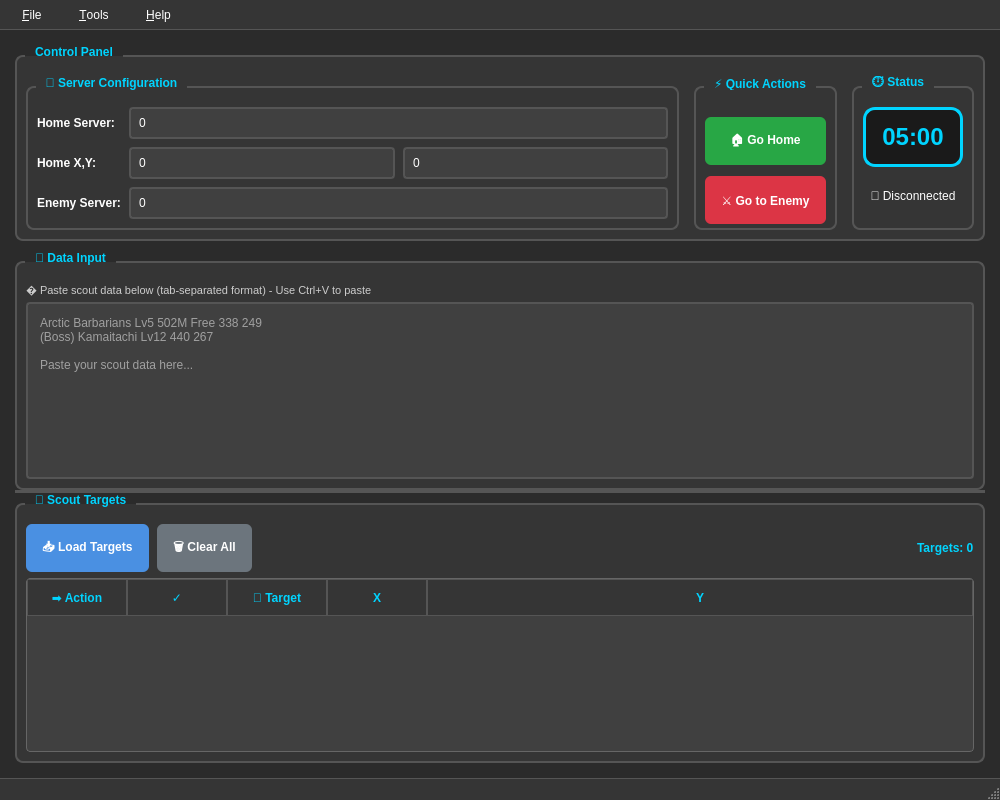
First picture: the form in iScoutToolModern.ui, repository wldfyre/iScoutTool, before the edit.
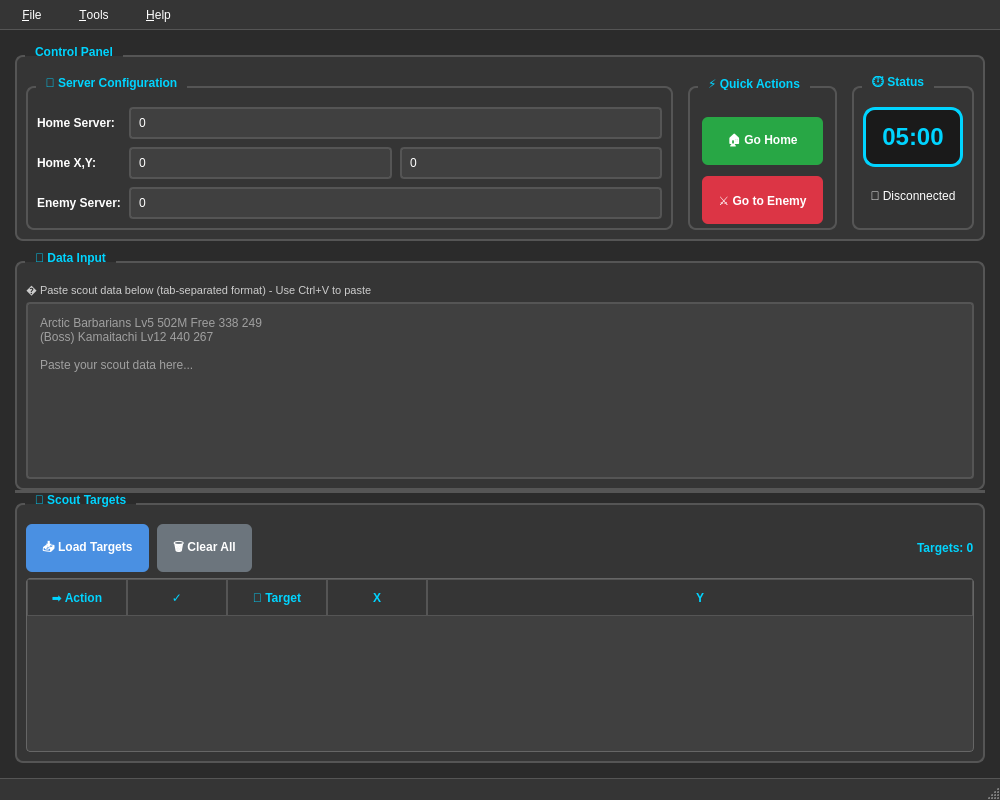
Second picture: the form after the edit.

Commit message: Removed  attempt at adding 'Reset' button, which was determined to not be needed

Patch:
```diff
--- a/iScoutToolModern.ui
+++ b/iScoutToolModern.ui
@@ -310,16 +310,22 @@
          </property>
          <layout class="QVBoxLayout" name="actionLayout">
           <property name="spacing">
-           <number>0</number>
+           <number>8</number>
           </property>
           <property name="sizeConstraint">
            <enum>QLayout::SetNoConstraint</enum>
           </property>
+          <property name="leftMargin">
+           <number>12</number>
+          </property>
           <property name="topMargin">
-           <number>0</number>
+           <number>8</number>
+          </property>
+          <property name="rightMargin">
+           <number>12</number>
           </property>
           <property name="bottomMargin">
-           <number>0</number>
+           <number>8</number>
           </property>
           <item>
            <widget class="QPushButton" name="btnIScoutGoHome">
```
The commit also changes 1 other file.
